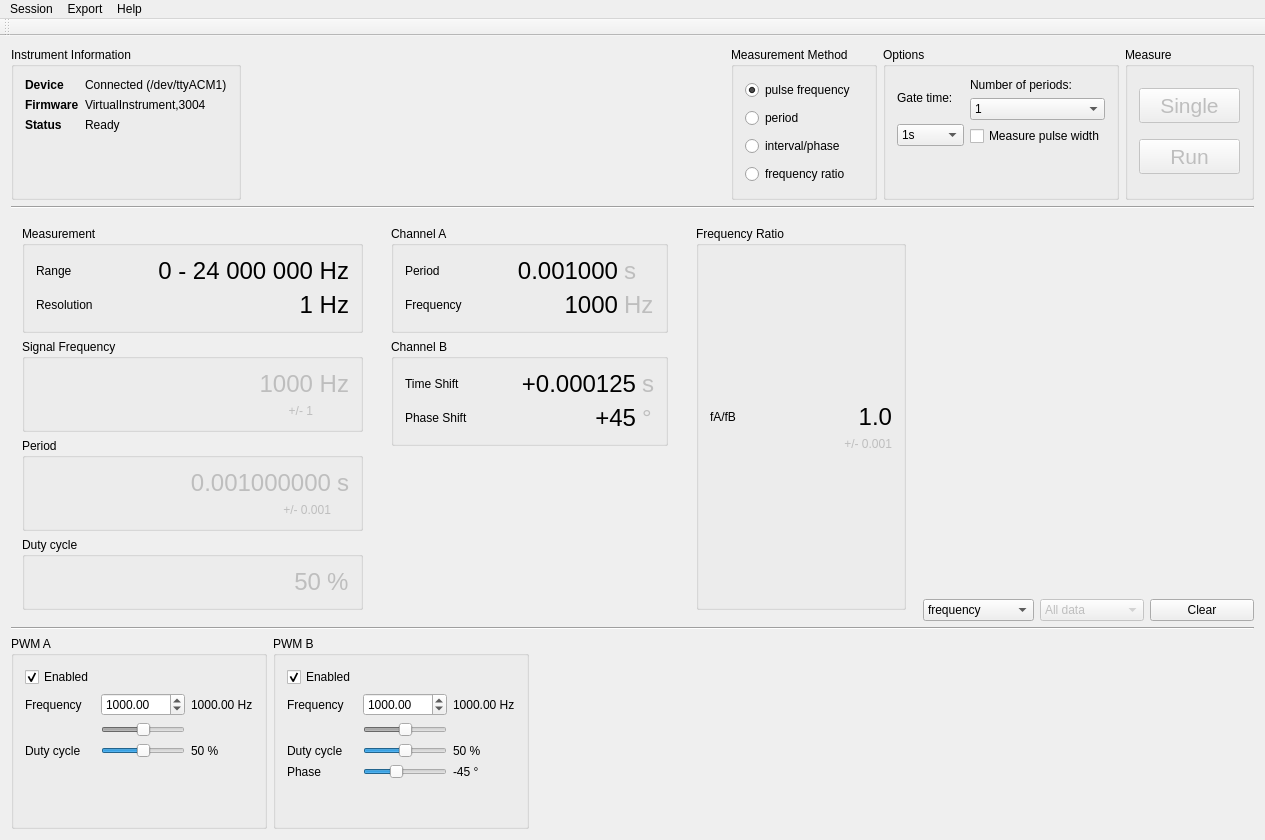
Old version of the form gui/mainwindow.ui in the repository mcejp/virtual-counter.
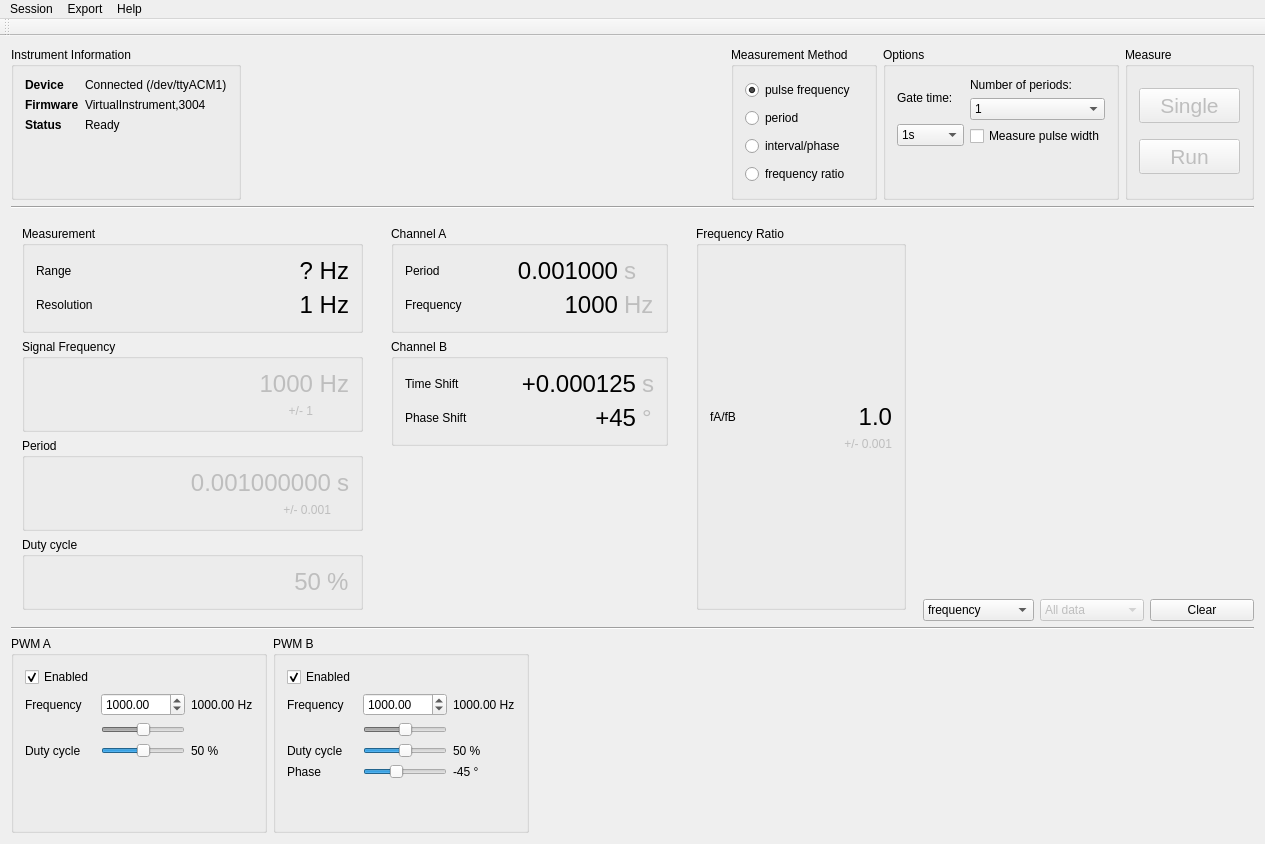
New version of the form. Custom widgets are drawn as their Qt base class.

```diff
--- a/gui/mainwindow.ui
+++ b/gui/mainwindow.ui
@@ -7,7 +7,7 @@
     <x>0</x>
     <y>0</y>
     <width>1265</width>
-    <height>840</height>
+    <height>844</height>
    </rect>
   </property>
   <property name="windowTitle">
@@ -330,7 +330,7 @@
                </font>
               </property>
               <property name="text">
-               <string>0 - 24 000 000 Hz</string>
+               <string>? Hz</string>
               </property>
               <property name="alignment">
                <set>Qt::AlignRight|Qt::AlignTrailing|Qt::AlignVCenter</set>
```
